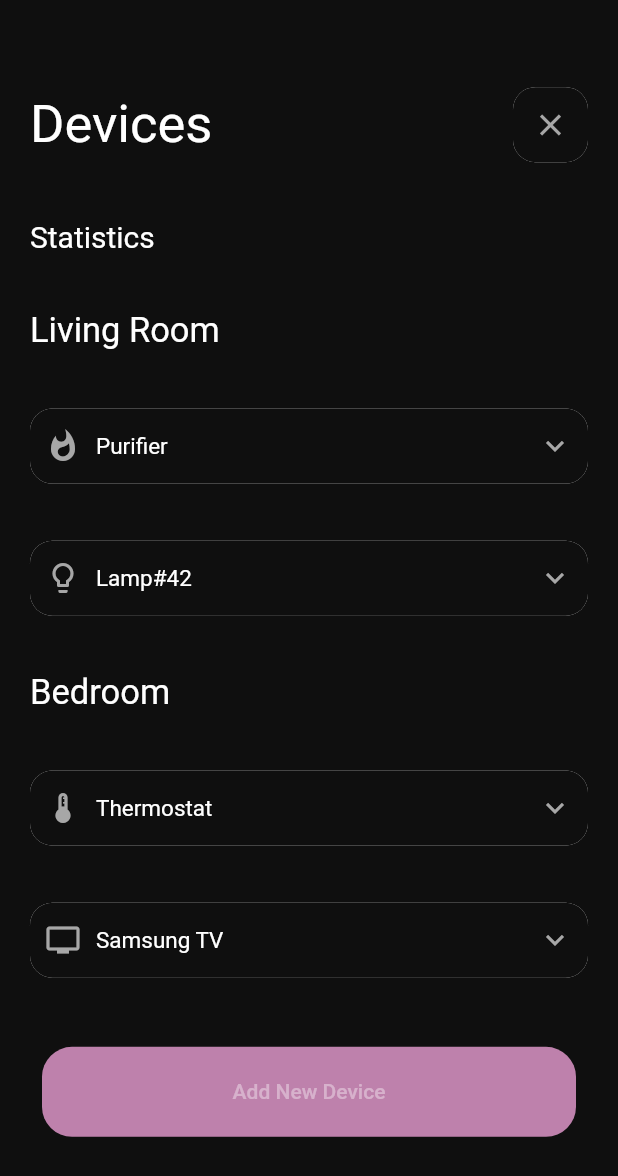
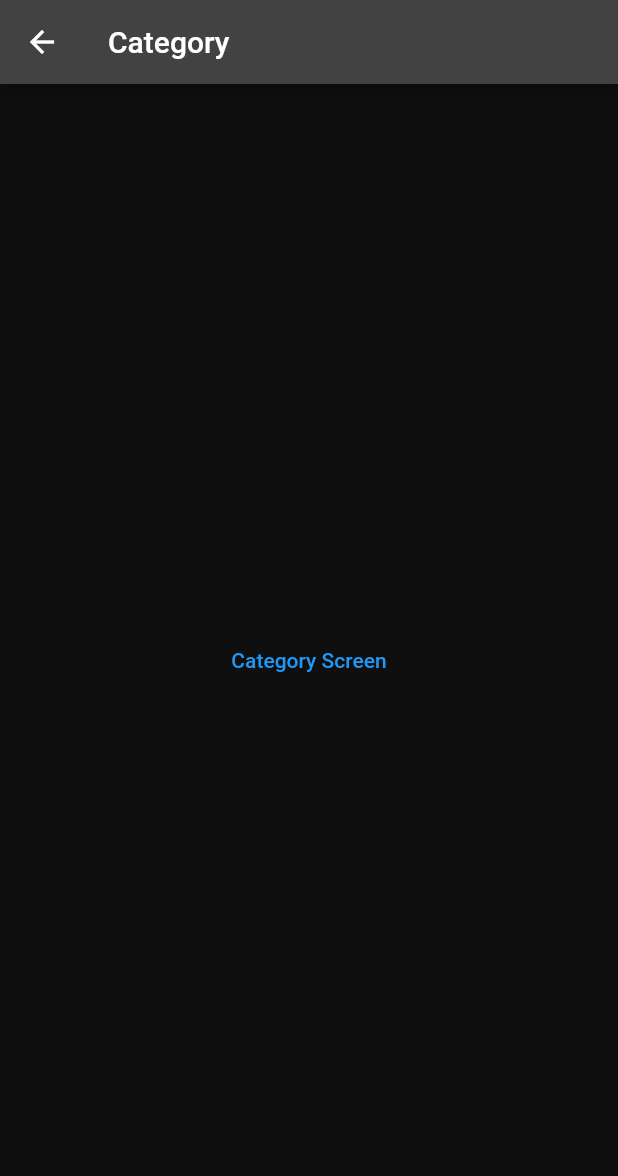
Before and after one commit to VictorJacobi/automated-home, a Flutter app: the screen it shows after launch, on a phone screen of 412 x 824 dp. Shown: the top 1176 px of the screen. Run offline on Flutter 3.47's test engine with Material 2 defaults, Android fonts, the phone set to English and light mode, and no system bars; drawn by our look-alikes of clay_containers; our stand-ins replace flutter_riverpod, get_it, go_router.

Commit message:
latest commit

```diff
--- a/lib/Home_page.dart
+++ b/lib/Home_page.dart
@@ -1,8 +1,8 @@
-import 'package:flutter/cupertino.dart';
+// import 'package:flutter/cupertino.dart';
 import 'package:flutter/material.dart';
 import 'package:clay_containers/clay_containers.dart';
 
-class HomePage extends StatelessWidget {
+class HomeScreen extends StatelessWidget {
   @override
   Widget build(BuildContext context) {
     return Scaffold(
@@ -57,6 +57,7 @@ class HomePage extends StatelessWidget {
               ReUsedWidget(iconType: Icons.device_thermostat,description: 'Thermostat'),
               ReUsedWidget(iconType: Icons.tv,description: 'Samsung TV'),
               TextButton(
+                onPressed: (){},
                 child: Container(
                   width: double.infinity,
                   height: 60,
@@ -81,8 +82,8 @@ class HomePage extends StatelessWidget {
 
 class ReUsedWidget extends StatelessWidget {
   ReUsedWidget({this.iconType,this.description});
-  final IconData iconType;
-  final String description;
+  final IconData? iconType;
+  final String? description;
   @override
   Widget build(BuildContext context) {
     return  ClayContainer(
@@ -106,7 +107,7 @@ class ReUsedWidget extends StatelessWidget {
                   width: 10,
                 ),
                 Text(
-                  description,
+                  description??'',
                   style: TextStyle(
                     fontSize: 15,
                   ),
--- /dev/null
+++ b/lib/category_screen.dart
@@ -0,0 +1,23 @@
+import 'package:flutter/material.dart';
+import 'package:go_router/go_router.dart';
+
+class CategoryScreen extends StatelessWidget {
+  const CategoryScreen({Key? key}) : super(key: key);
+
+  @override
+  Widget build(BuildContext context) {
+    return Scaffold(
+      appBar: AppBar(
+        leading: IconButton(icon: Icon(Icons.arrow_back),onPressed: ()=>Navigator.pop(context),),
+        title: Text('Category'),
+      ),
+      body: Center(
+        child: TextButton(
+            onPressed: (){
+              context.push('/');
+            },
+            child: Text('Category Screen')),
+      ),
+    );
+  }
+}
--- a/lib/main.dart
+++ b/lib/main.dart
@@ -1,18 +1,30 @@
 import 'package:flutter/material.dart';
+import 'package:flutter_riverpod/flutter_riverpod.dart';
+import 'package:go_router/go_router.dart';
+// import 'package:home_automation/app/app_router.dart';
+import 'package:home_automation/app/locator.dart';
+import 'package:home_automation/providers/providers.dart';
+import 'package:home_automation/services/navigation_service.dart';
 import 'Home_page.dart';
 
 void main() {
-  runApp(MyApp());
+  setupLocator();
+  runApp(ProviderScope(child: MyApp()));
 }
 
-class MyApp extends StatelessWidget {
+class MyApp extends ConsumerWidget {
+
   @override
-  Widget build(BuildContext context) {
-    return MaterialApp(
+  Widget build(BuildContext context, WidgetRef ref) {
+    final router = ref.watch(routerProvider);
+    return MaterialApp.router(
+      debugShowCheckedModeBanner: false,
       theme: ThemeData.dark().copyWith(
         scaffoldBackgroundColor: Color(0xFF0f0f0f),
       ),
-      home: HomePage(),
+      routerConfig: router,
+      // onGenerateRoute: (settings) => generateRoute(settings),
+      // home: HomePage(),
     );
   }
 }
--- /dev/null
+++ b/lib/providers/providers.dart
@@ -0,0 +1,18 @@
+import 'package:flutter_riverpod/flutter_riverpod.dart';
+import 'package:home_automation/app/locator.dart';
+import 'package:home_automation/services/navigation_service.dart';
+import 'package:go_router/go_router.dart';
+import 'package:home_automation/Home_page.dart';
+import 'package:home_automation/category_screen.dart';
+import 'package:home_automation/event_screen.dart';
+import 'package:home_automation/profile_screen.dart';
+import 'package:home_automation/splash_screen.dart';
+import 'package:flutter/material.dart';
+
+final navigationService = Provider((ref) => NavigationService());
+
+final routerProvider = Provider<GoRouter>((ref) {
+  // final navigationState = ref.watch(navigationService);
+
+  return locator<GoRouter>();
+});
--- a/pubspec.yaml
+++ b/pubspec.yaml
@@ -18,7 +18,7 @@ publish_to: 'none' # Remove this line if you wish to publish to pub.dev
 version: 1.0.0+1
 
 environment:
-  sdk: ">=2.7.0 <3.0.0"
+  sdk: ">=2.18.0 <3.0.0"
 
 dependencies:
   flutter:
@@ -29,6 +29,9 @@ dependencies:
   # Use with the CupertinoIcons class for iOS style icons.
   cupertino_icons: ^1.0.2
   clay_containers: ^0.3.2
+  go_router: ^6.2.0
+  flutter_riverpod: ^2.3.2
+  get_it: ^7.2.0
 
 dev_dependencies:
   flutter_test:
```
Also changed, not shown: lib/app/locator.dart (added, +59 -0 lines), lib/event_screen.dart (added, +25 -0 lines), lib/navigation_screen.dart (added, +107 -0 lines), lib/parent.dart (added, +23 -0 lines), lib/profile_screen.dart (added, +23 -0 lines), lib/routes.dart (added, +30 -0 lines), lib/services/navigation_service.dart (added, +43 -0 lines), lib/splash_screen.dart (added, +35 -0 lines), pubspec.lock, 4 other files.
